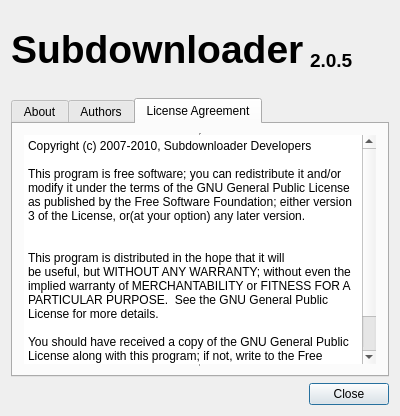
First picture: the form in gui/about.ui, repository subdownloader/subdownloader, before the edit.
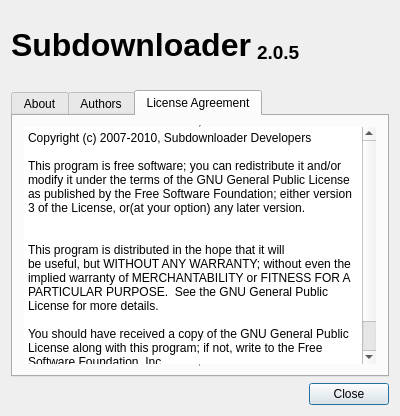
Second picture: the form after the edit. The open tabs and pages were chosen to show the change. Icons and pictures are not drawn.

Commit message: Fixed label_sd size in about window. part of bug #1074089

```diff
--- a/gui/about.ui
+++ b/gui/about.ui
@@ -72,7 +72,7 @@
 &lt;html&gt;&lt;head&gt;&lt;meta name=&quot;qrichtext&quot; content=&quot;1&quot; /&gt;&lt;style type=&quot;text/css&quot;&gt;
 p, li { white-space: pre-wrap; }
 &lt;/style&gt;&lt;/head&gt;&lt;body style=&quot; font-family:'Tahoma'; font-size:10pt; font-weight:600; font-style:italic;&quot;&gt;
-&lt;p style=&quot; margin-top:0px; margin-bottom:0px; margin-left:0px; margin-right:0px; -qt-block-indent:0; text-indent:0px; font-family:'Sans Serif'; font-size:9pt; font-weight:400; font-style:normal;&quot;&gt;&lt;span style=&quot; font-size:29pt; font-weight:600;&quot;&gt;Subdownloader&lt;/span&gt;&lt;/p&gt;&lt;/body&gt;&lt;/html&gt;</string>
+&lt;p style=&quot; margin-top:0px; margin-bottom:0px; margin-left:0px; margin-right:0px; -qt-block-indent:0; text-indent:0px; font-family:'Sans Serif'; font-size:9pt; font-weight:400; font-style:normal;&quot;&gt;&lt;span style=&quot; font-size:24pt; font-weight:600;&quot;&gt;Subdownloader&lt;/span&gt;&lt;/p&gt;&lt;/body&gt;&lt;/html&gt;</string>
        </property>
       </widget>
      </item>
@@ -223,18 +223,18 @@
           <string>&lt;!DOCTYPE HTML PUBLIC &quot;-//W3C//DTD HTML 4.0//EN&quot; &quot;http://www.w3.org/TR/REC-html40/strict.dtd&quot;&gt;
 &lt;html&gt;&lt;head&gt;&lt;meta name=&quot;qrichtext&quot; content=&quot;1&quot; /&gt;&lt;style type=&quot;text/css&quot;&gt;
 p, li { white-space: pre-wrap; }
-&lt;/style&gt;&lt;/head&gt;&lt;body style=&quot; font-family:'Verdana'; font-size:9pt; font-weight:400; font-style:normal;&quot;&gt;
-&lt;p style=&quot; margin-top:0px; margin-bottom:0px; margin-left:0px; margin-right:0px; -qt-block-indent:0; text-indent:0px;&quot;&gt;&lt;span style=&quot; font-family:'Sans Serif';&quot;&gt;Copyright (c) 2007-2010, Subdownloader Developers&lt;/span&gt;&lt;/p&gt;
-&lt;p style=&quot;-qt-paragraph-type:empty; margin-top:0px; margin-bottom:0px; margin-left:0px; margin-right:0px; -qt-block-indent:0; text-indent:0px; font-family:'Sans Serif';&quot;&gt;&lt;/p&gt;
-&lt;p style=&quot; margin-top:0px; margin-bottom:0px; margin-left:0px; margin-right:0px; -qt-block-indent:0; text-indent:0px;&quot;&gt;&lt;span style=&quot; font-family:'Sans Serif';&quot;&gt;This program is free software; you can redistribute it and/or modify it under the terms of the GNU General Public License as published by the Free Software Foundation; either version 3 of the License, or(at your option) any later version.                   &lt;/span&gt;&lt;/p&gt;
-&lt;p style=&quot;-qt-paragraph-type:empty; margin-top:0px; margin-bottom:0px; margin-left:0px; margin-right:0px; -qt-block-indent:0; text-indent:0px; font-family:'Sans Serif';&quot;&gt;&lt;/p&gt;
-&lt;p style=&quot;-qt-paragraph-type:empty; margin-top:0px; margin-bottom:0px; margin-left:0px; margin-right:0px; -qt-block-indent:0; text-indent:0px; font-family:'Sans Serif';&quot;&gt;&lt;/p&gt;
-&lt;p style=&quot; margin-top:0px; margin-bottom:0px; margin-left:0px; margin-right:0px; -qt-block-indent:0; text-indent:0px;&quot;&gt;&lt;span style=&quot; font-family:'Sans Serif';&quot;&gt;This program is distributed in the hope that it will&lt;/span&gt;&lt;/p&gt;
-&lt;p style=&quot; margin-top:0px; margin-bottom:0px; margin-left:0px; margin-right:0px; -qt-block-indent:0; text-indent:0px;&quot;&gt;&lt;span style=&quot; font-family:'Sans Serif';&quot;&gt;be useful, but WITHOUT ANY WARRANTY; without even the implied warranty of MERCHANTABILITY or FITNESS FOR A PARTICULAR PURPOSE.  See the GNU General Public License for more details.                         &lt;/span&gt;&lt;/p&gt;
-&lt;p style=&quot;-qt-paragraph-type:empty; margin-top:0px; margin-bottom:0px; margin-left:0px; margin-right:0px; -qt-block-indent:0; text-indent:0px; font-family:'Sans Serif';&quot;&gt;&lt;/p&gt;
-&lt;p style=&quot; margin-top:0px; margin-bottom:0px; margin-left:0px; margin-right:0px; -qt-block-indent:0; text-indent:0px;&quot;&gt;&lt;span style=&quot; font-family:'Sans Serif';&quot;&gt;You should have received a copy of the GNU General Public License along with this program; if not, write to the Free Software Foundation, Inc.,&lt;/span&gt;&lt;/p&gt;
-&lt;p style=&quot; margin-top:0px; margin-bottom:0px; margin-left:0px; margin-right:0px; -qt-block-indent:0; text-indent:0px;&quot;&gt;&lt;span style=&quot; font-family:'Sans Serif';&quot;&gt;59 Temple Place - Suite 330, Boston, MA  02111-1307, USA.  &lt;/span&gt;&lt;/p&gt;
-&lt;p style=&quot;-qt-paragraph-type:empty; margin-top:0px; margin-bottom:0px; margin-left:0px; margin-right:0px; -qt-block-indent:0; text-indent:0px; font-family:'Sans Serif';&quot;&gt;&lt;/p&gt;&lt;/body&gt;&lt;/html&gt;</string>
+&lt;/style&gt;&lt;/head&gt;&lt;body style=&quot; font-family:'Ubuntu'; font-size:11pt; font-weight:400; font-style:normal;&quot;&gt;
+&lt;p style=&quot; margin-top:0px; margin-bottom:0px; margin-left:0px; margin-right:0px; -qt-block-indent:0; text-indent:0px;&quot;&gt;&lt;span style=&quot; font-family:'Sans Serif'; font-size:9pt;&quot;&gt;Copyright (c) 2007-2010, Subdownloader Developers&lt;/span&gt;&lt;/p&gt;
+&lt;p style=&quot;-qt-paragraph-type:empty; margin-top:0px; margin-bottom:0px; margin-left:0px; margin-right:0px; -qt-block-indent:0; text-indent:0px; font-family:'Sans Serif'; font-size:9pt;&quot;&gt;&lt;br /&gt;&lt;/p&gt;
+&lt;p style=&quot; margin-top:0px; margin-bottom:0px; margin-left:0px; margin-right:0px; -qt-block-indent:0; text-indent:0px;&quot;&gt;&lt;span style=&quot; font-family:'Sans Serif'; font-size:9pt;&quot;&gt;This program is free software; you can redistribute it and/or modify it under the terms of the GNU General Public License as published by the Free Software Foundation; either version 3 of the License, or(at your option) any later version.                   &lt;/span&gt;&lt;/p&gt;
+&lt;p style=&quot;-qt-paragraph-type:empty; margin-top:0px; margin-bottom:0px; margin-left:0px; margin-right:0px; -qt-block-indent:0; text-indent:0px; font-family:'Sans Serif'; font-size:9pt;&quot;&gt;&lt;br /&gt;&lt;/p&gt;
+&lt;p style=&quot;-qt-paragraph-type:empty; margin-top:0px; margin-bottom:0px; margin-left:0px; margin-right:0px; -qt-block-indent:0; text-indent:0px; font-family:'Sans Serif'; font-size:9pt;&quot;&gt;&lt;br /&gt;&lt;/p&gt;
+&lt;p style=&quot; margin-top:0px; margin-bottom:0px; margin-left:0px; margin-right:0px; -qt-block-indent:0; text-indent:0px;&quot;&gt;&lt;span style=&quot; font-family:'Sans Serif'; font-size:9pt;&quot;&gt;This program is distributed in the hope that it will&lt;/span&gt;&lt;/p&gt;
+&lt;p style=&quot; margin-top:0px; margin-bottom:0px; margin-left:0px; margin-right:0px; -qt-block-indent:0; text-indent:0px;&quot;&gt;&lt;span style=&quot; font-family:'Sans Serif'; font-size:9pt;&quot;&gt;be useful, but WITHOUT ANY WARRANTY; without even the implied warranty of MERCHANTABILITY or FITNESS FOR A PARTICULAR PURPOSE.  See the GNU General Public License for more details.                         &lt;/span&gt;&lt;/p&gt;
+&lt;p style=&quot;-qt-paragraph-type:empty; margin-top:0px; margin-bottom:0px; margin-left:0px; margin-right:0px; -qt-block-indent:0; text-indent:0px; font-family:'Sans Serif'; font-size:9pt;&quot;&gt;&lt;br /&gt;&lt;/p&gt;
+&lt;p style=&quot; margin-top:0px; margin-bottom:0px; margin-left:0px; margin-right:0px; -qt-block-indent:0; text-indent:0px;&quot;&gt;&lt;span style=&quot; font-family:'Sans Serif'; font-size:9pt;&quot;&gt;You should have received a copy of the GNU General Public License along with this program; if not, write to the Free Software Foundation, Inc.,&lt;/span&gt;&lt;/p&gt;
+&lt;p style=&quot; margin-top:0px; margin-bottom:0px; margin-left:0px; margin-right:0px; -qt-block-indent:0; text-indent:0px;&quot;&gt;&lt;span style=&quot; font-family:'Sans Serif'; font-size:9pt;&quot;&gt;59 Temple Place - Suite 330, Boston, MA  02111-1307, USA.  &lt;/span&gt;&lt;/p&gt;
+&lt;p style=&quot;-qt-paragraph-type:empty; margin-top:0px; margin-bottom:0px; margin-left:0px; margin-right:0px; -qt-block-indent:0; text-indent:0px; font-family:'Sans Serif'; font-size:9pt;&quot;&gt;&lt;br /&gt;&lt;/p&gt;&lt;/body&gt;&lt;/html&gt;</string>
          </property>
         </widget>
        </item>
```
Left out of the diff: 12 changed lines with no effect on the pictures. The commit also changes 1 other file.
